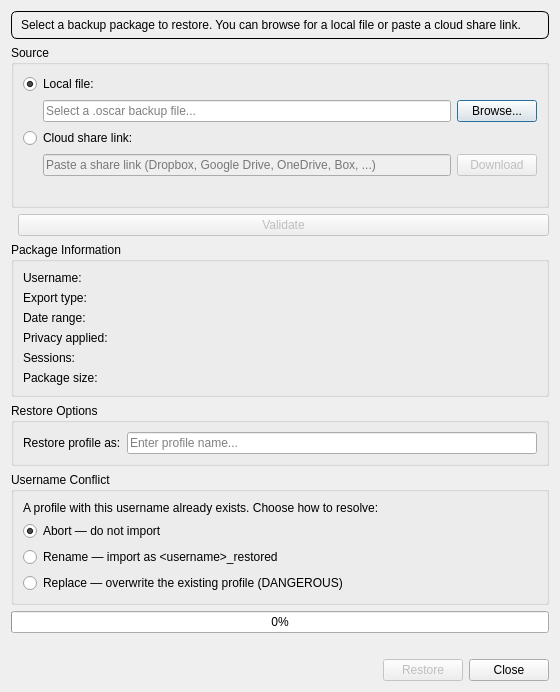
This is oscar/restoredialog.ui in tomasohara/OSCAR-SQL as Qt 5 draws it before an edit. The edited form follows.
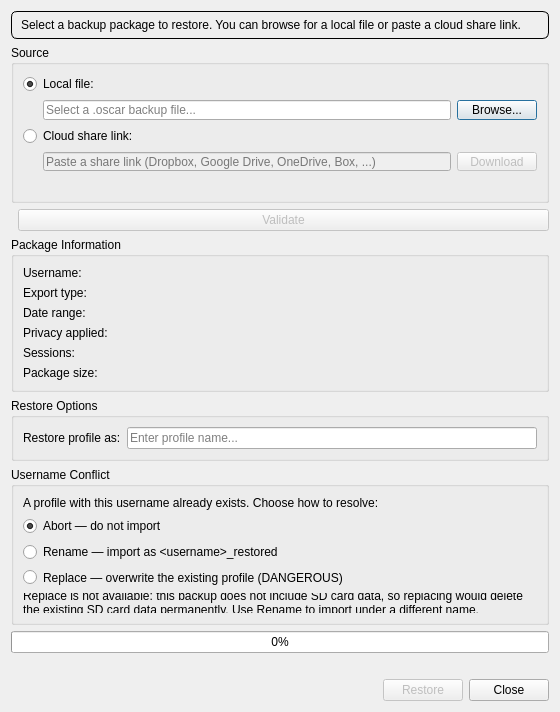
This is the edited form.

Commit message: Backup/Restore: security fixes, UX improvements, channel_options backup

```diff
--- a/oscar/restoredialog.ui
+++ b/oscar/restoredialog.ui
@@ -354,6 +354,19 @@
         </property>
        </widget>
       </item>
+      <item>
+       <widget class="QLabel" name="noReplaceLabel">
+        <property name="text">
+         <string>Replace is not available: this backup does not include SD card data, so replacing would delete the existing SD card data permanently. Use Rename to import under a different name.</string>
+        </property>
+        <property name="wordWrap">
+         <bool>true</bool>
+        </property>
+        <property name="visible">
+         <bool>false</bool>
+        </property>
+       </widget>
+      </item>
      </layout>
     </widget>
    </item>
```
The commit also changes 11 other files.
